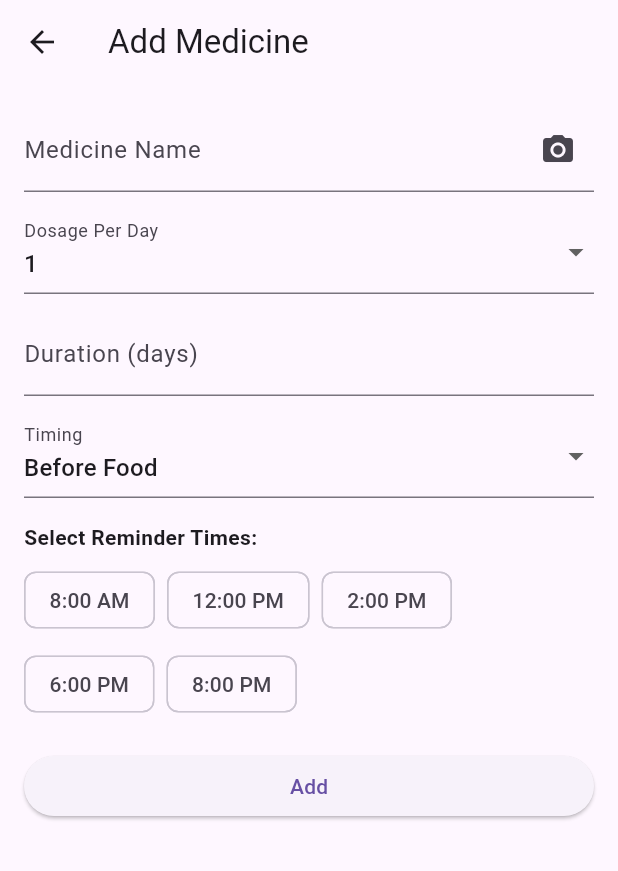
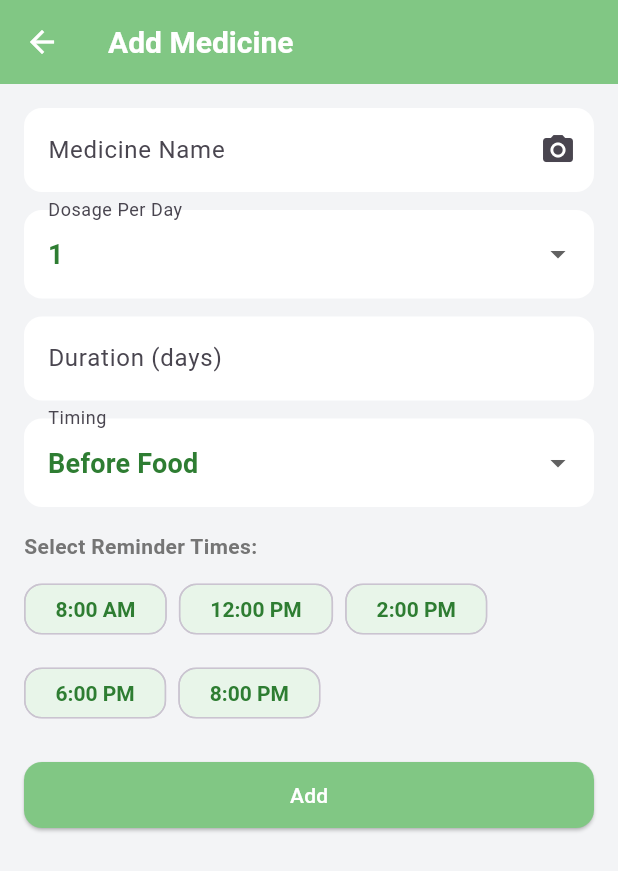
Before and after one commit to divv21/Kusuri, a Flutter app: the screen it shows after launch, after a tap on the "add" icon, on a phone screen of 412 x 824 dp. Shown: the top 871 px of the screen. Run offline on Flutter 3.47's test engine with Material 3 defaults, Android fonts, the phone set to English and light mode, and no system bars; our stand-ins replace flutter_local_notifications, image_picker, shared_preferences, timezone; missing offline and left inert: google_mlkit_text_recognition.

Commit message:
ui updated

```diff
--- a/lib/main.dart
+++ b/lib/main.dart
@@ -3,6 +3,7 @@ import 'package:kusuri/repositories/local_medicine_repository.dart';
 import 'package:kusuri/services/reminder_service.dart';
 import 'package:kusuri/services/scan_service.dart';
 import 'package:kusuri/services/suggestion_service.dart';
+import 'package:kusuri/utils/theme/kusuri_theme.dart';
 import 'package:kusuri/viewmodels/add_medicine_viewmodel.dart';
 import 'package:kusuri/viewmodels/medicine_viewmodel.dart';
 import 'package:kusuri/views/home_screen.dart';
@@ -34,8 +35,9 @@ class KusuriApp extends StatelessWidget {
         ),
       ],
       child: MaterialApp(
+        debugShowCheckedModeBanner: false,
         title: 'Kusuri',
-        theme: ThemeData(primarySwatch: Colors.teal),
+        theme: KusuriTheme.lightTheme,
         home: HomeScreen(),
       ),
     );
--- /dev/null
+++ b/lib/utils/theme/kusuri_theme.dart
@@ -0,0 +1,96 @@
+import 'package:flutter/material.dart';
+
+class KusuriTheme {
+  static ThemeData lightTheme = ThemeData(
+    brightness: Brightness.light,
+    scaffoldBackgroundColor: const Color(0xFFF3F4F6),
+    primaryColor: const Color(0xFF81C784),
+    hintColor: const Color(0xFF757575),
+    splashColor: const Color(0xFFB2DFDB),
+
+    // AppBar
+    appBarTheme: const AppBarTheme(
+      backgroundColor: Color(0xFF81C784),
+      foregroundColor: Colors.white,
+      iconTheme: IconThemeData(color: Colors.white),
+      titleTextStyle: TextStyle(
+        color: Colors.white,
+        fontSize: 20,
+        fontWeight: FontWeight.w600,
+      ),
+    ),
+
+    // ListTile defaults
+    listTileTheme: const ListTileThemeData(
+      tileColor: Color(0xFFE8F5E9),
+      textColor: Color(0xFF2E7D32),
+      iconColor: Color(0xFF2E7D32),
+      contentPadding: EdgeInsets.symmetric(horizontal: 16, vertical: 8),
+    ),
+
+    // Text
+    textTheme: const TextTheme(
+      bodyLarge: TextStyle(color: Color(0xFF2E7D32), fontSize: 16),
+      bodyMedium: TextStyle(color: Color(0xFF757575), fontSize: 14),
+      titleMedium: TextStyle(color: Color(0xFF2E7D32), fontSize: 18, fontWeight: FontWeight.bold),
+    ),
+
+    // Icons
+    iconTheme: const IconThemeData(color: Color(0xFF2E7D32)),
+
+    // Elevated Buttons
+    elevatedButtonTheme: ElevatedButtonThemeData(
+      style: ElevatedButton.styleFrom(
+        backgroundColor: Color(0xFF81C784),
+        foregroundColor: Colors.white,
+        shape: RoundedRectangleBorder(borderRadius: BorderRadius.circular(12)),
+        padding: EdgeInsets.symmetric(horizontal: 20, vertical: 12),
+      ),
+    ),
+
+    floatingActionButtonTheme: const FloatingActionButtonThemeData(
+      backgroundColor: Color(0xFF81C784), // soft green
+      foregroundColor: Colors.white,      //
+      elevation: 6,
+      shape: RoundedRectangleBorder(
+        borderRadius: BorderRadius.all(Radius.circular(16)),
+      ),
+    ),
+
+    chipTheme: ChipThemeData(
+      backgroundColor: const Color(0xFFE8F5E9), // unselected mint
+      selectedColor: const Color(0xFF81C784),   // selected green
+      disabledColor: const Color(0xFFF3F4F6),   // gray
+      secondarySelectedColor: const Color(0xFF81C784),
+      labelStyle: const TextStyle(
+        color: Color(0xFF2E7D32),               // unselected text
+        fontWeight: FontWeight.w600,
+      ),
+      secondaryLabelStyle: const TextStyle(
+        color: Colors.white,                   // selected text
+        fontWeight: FontWeight.w600,
+      ),
+      padding: const EdgeInsets.symmetric(horizontal: 12, vertical: 8),
+      shape: RoundedRectangleBorder(
+        borderRadius: BorderRadius.circular(12),
+        side: BorderSide.none,
+      ),
+      elevation: 0,
+      pressElevation: 2,
+      selectedShadowColor: Colors.black12,
+      showCheckmark: false,
+    ),
+
+
+    // Input fields (e.g. medicine name, dosage)
+    inputDecorationTheme: const InputDecorationTheme(
+      filled: true,
+      fillColor: Color(0xFFFFFFFF),
+      border: OutlineInputBorder(
+        borderRadius: BorderRadius.all(Radius.circular(12)),
+        borderSide: BorderSide.none,
+      ),
+      hintStyle: TextStyle(color: Color(0xFF757575)),
+    ),
+  );
+}
```
Also changed, not shown: lib/views/add_medicine_screen.dart (+9 -4 lines), lib/views/home_screen.dart (+35 -7 lines).
